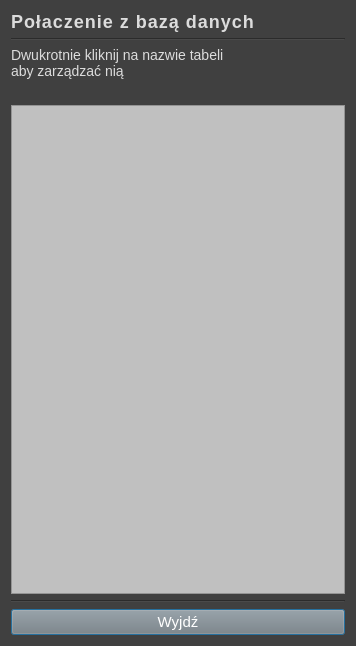
First picture: the form in ZIIBD/DBConnectionProject/DBConnection/dialog.ui, repository jkrolik1/school, before the edit.
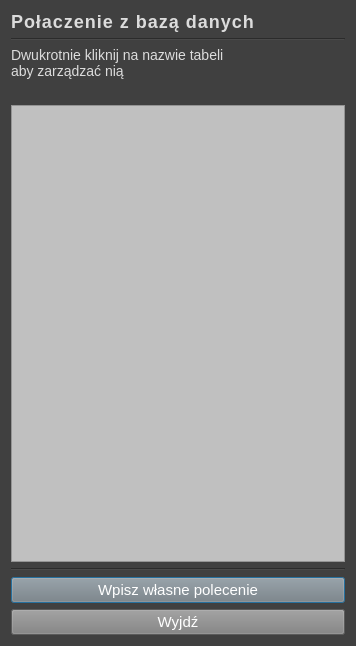
Second picture: the form after the edit.

Diff of the .ui file:
```diff
--- a/ZIIBD/DBConnectionProject/DBConnection/dialog.ui
+++ b/ZIIBD/DBConnectionProject/DBConnection/dialog.ui
@@ -46,6 +46,20 @@
     </widget>
    </item>
    <item row="6" column="0">
+    <widget class="QPushButton" name="pushButton_2">
+     <property name="styleSheet">
+      <string notr="true">font-size: 15px;
+background-color: rgb(128,128,128);
+color: 	white;
+
+</string>
+     </property>
+     <property name="text">
+      <string>Wpisz własne polecenie</string>
+     </property>
+    </widget>
+   </item>
+   <item row="8" column="0">
     <widget class="QPushButton" name="pushButton">
      <property name="styleSheet">
       <string notr="true">font-size: 15px;
```
Left out of the diff: 40 changed lines with no effect on the pictures.
